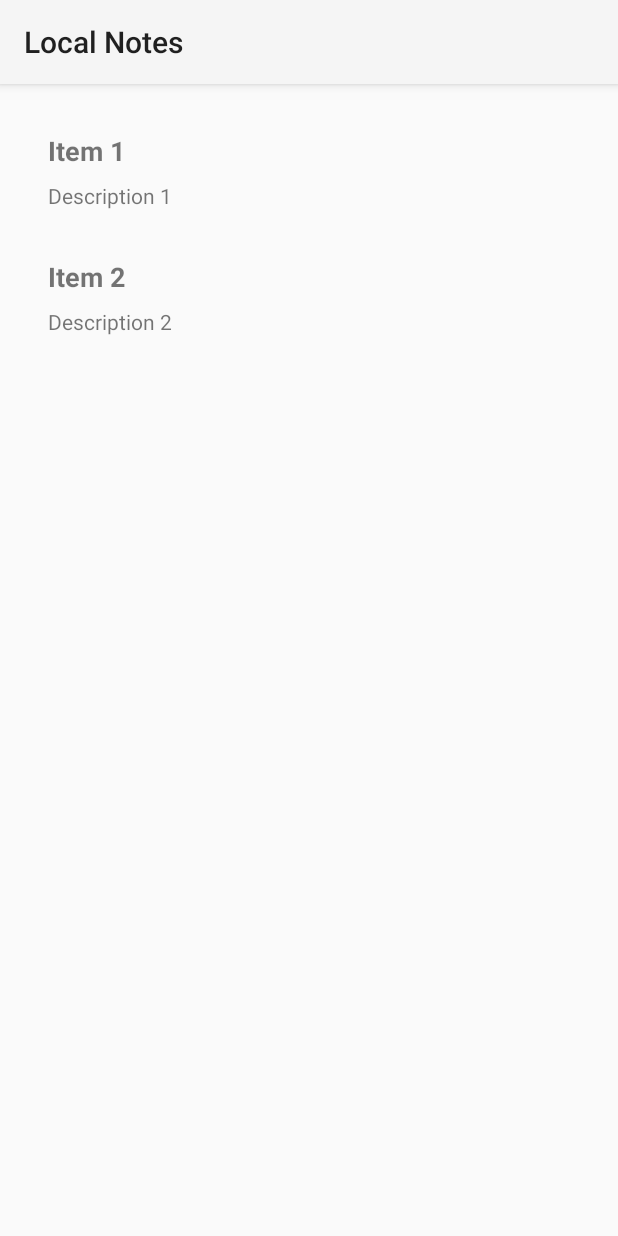
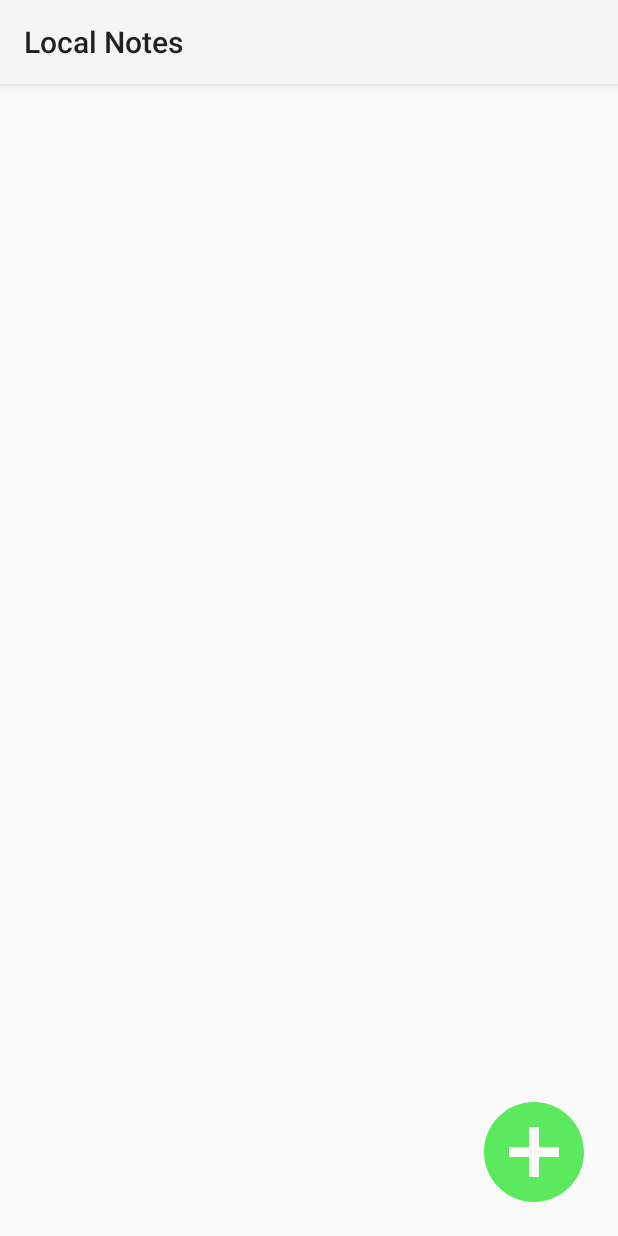
Before and after one commit to BermuXP/localnotes, an Android app built with Jetpack Compose: the screen it shows after launch (MainActivity), on a phone screen of 412 x 824 dp. Run offline under Robolectric (Android 15) with nearby library versions, the phone set to English and light mode, and no system bars.

Commit message:
Added rich text editor
- Added rounded button
- Added rounded button with plus
- Revamping findviews to be how Im used to it from java
- Added id to notedata
- Revamped `item` to `note` since its a note.. so it makes sense

```diff
--- a/app/build.gradle.kts
+++ b/app/build.gradle.kts
@@ -68,4 +68,5 @@ dependencies {
     debugImplementation("androidx.compose.ui:ui-tooling")
     debugImplementation("androidx.compose.ui:ui-test-manifest")
     implementation("androidx.sqlite:sqlite-ktx:2.4.0")
+    implementation("com.1gravity:android-rteditor:1.8.0")
 }
--- a/app/src/main/java/com/bermu/localnotes/MainActivity.kt
+++ b/app/src/main/java/com/bermu/localnotes/MainActivity.kt
@@ -1,10 +1,13 @@
 package com.bermu.localnotes
 
-import ItemData
+import NoteData
+import android.content.Intent
 import android.os.Bundle
+import android.widget.Button
 import androidx.appcompat.app.AppCompatActivity
 import androidx.recyclerview.widget.LinearLayoutManager
 import androidx.recyclerview.widget.RecyclerView
+import com.bermu.localnotes.db.NotesHandler
 
 class MainActivity : AppCompatActivity() {
 
@@ -12,15 +15,16 @@ class MainActivity : AppCompatActivity() {
         super.onCreate(savedInstanceState)
         setContentView(R.layout.activity_main)
 
-        val recyclerView: RecyclerView = findViewById(R.id.recyclerView)
+        val recyclerView = findViewById<RecyclerView>(R.id.recyclerView)
         recyclerView.layoutManager = LinearLayoutManager(this)
 
-        val items = listOf(
-            ItemData("Item 1", "Description 1"),
-            ItemData("Item 2", "Description 2"),
-        )
+        val noteList = NotesHandler(this).getAllData()
 
-        val adapter = NoteAdapter(this, items)
-        recyclerView.adapter = adapter
+        findViewById<Button>(R.id.addNoteButton).setOnClickListener {
+            val intent = Intent(this, NoteActivity::class.java)
+            startActivity(intent)
+        }
+
+        recyclerView.adapter = NoteAdapter(this, noteList)
     }
 }
--- a/app/src/main/java/com/bermu/localnotes/NoteAdapter.kt
+++ b/app/src/main/java/com/bermu/localnotes/NoteAdapter.kt
@@ -1,6 +1,6 @@
 package com.bermu.localnotes
 
-import ItemData
+import NoteData
 import android.content.Intent
 import android.view.LayoutInflater
 import android.view.View
@@ -10,7 +10,7 @@ import androidx.recyclerview.widget.RecyclerView
 
 import android.content.Context
 
-class NoteAdapter(private val context: Context, private val items: List<ItemData>) :
+class NoteAdapter(private val context: Context, private val items: List<NoteData>) :
     RecyclerView.Adapter<NoteAdapter.ItemViewHolder>() {
 
     override fun onCreateViewHolder(parent: ViewGroup, viewType: Int): ItemViewHolder {
@@ -26,9 +26,8 @@ class NoteAdapter(private val context: Context, private val items: List<ItemData
         holder.descriptionTextView.text = currentItem.description
 
         holder.itemView.setOnClickListener {
-            val intent = Intent(context, ItemOverviewActivity::class.java)
-            intent.putExtra("title", currentItem.title)
-            intent.putExtra("description", currentItem.description)
+            val intent = Intent(context, NoteActivity::class.java)
+            intent.putExtra("id", currentItem.id)
             context.startActivity(intent)
         }
     }
@@ -38,7 +37,7 @@ class NoteAdapter(private val context: Context, private val items: List<ItemData
     }
 
     class ItemViewHolder(itemView: View) : RecyclerView.ViewHolder(itemView) {
-        val titleTextView: TextView = itemView.findViewById(R.id.textTitle)
-        val descriptionTextView: TextView = itemView.findViewById(R.id.textDescription)
+        val titleTextView = itemView.findViewById<TextView>(R.id.textTitle)
+        val descriptionTextView = itemView.findViewById<TextView>(R.id.textDescription)
     }
 }
--- a/app/src/main/java/com/bermu/localnotes/NoteData.kt
+++ b/app/src/main/java/com/bermu/localnotes/NoteData.kt
@@ -1 +1 @@
-data class ItemData(val title: String, val description: String)
+data class NoteData(val id: Long, val title: String, val description: String)
--- /dev/null
+++ b/app/src/main/res/drawable-anydpi/ic_round_button.xml
@@ -0,0 +1,11 @@
+<vector xmlns:android="http://schemas.android.com/apk/res/android"
+    android:width="24dp"
+    android:height="24dp"
+    android:viewportWidth="24"
+    android:viewportHeight="24"
+    android:tint="#33E536"
+    android:alpha="0.8">
+  <path
+      android:fillColor="@android:color/white"
+      android:pathData="M12,2C6.48,2 2,6.48 2,12s4.48,10 10,10 10,-4.48 10,-10S17.52,2 12,2zM17,13h-4v4h-2v-4L7,13v-2h4L11,7h2v4h4v2z"/>
+</vector>
--- a/app/src/main/res/layout/activity_main.xml
+++ b/app/src/main/res/layout/activity_main.xml
@@ -1,6 +1,5 @@
 <!-- res/layout/activity_main.xml -->
-<RelativeLayout
-    xmlns:android="http://schemas.android.com/apk/res/android"
+<RelativeLayout xmlns:android="http://schemas.android.com/apk/res/android"
     android:layout_width="match_parent"
     android:layout_height="match_parent">
 
@@ -8,5 +7,14 @@
         android:id="@+id/recyclerView"
         android:layout_width="match_parent"
         android:layout_height="match_parent"
-        android:padding="16dp"/>
+        android:padding="16dp" />
+
+    <Button
+        android:id="@+id/addNoteButton"
+        android:layout_width="80dp"
+        android:layout_height="80dp"
+        android:layout_alignParentEnd="true"
+        android:layout_alignParentBottom="true"
+        android:layout_margin="16dp"
+        android:background="@drawable/ic_round_button" />
 </RelativeLayout>
--- a/app/src/main/res/values/colors.xml
+++ b/app/src/main/res/values/colors.xml
@@ -7,4 +7,5 @@
     <color name="teal_700">#FF018786</color>
     <color name="black">#FF000000</color>
     <color name="white">#FFFFFFFF</color>
+    <color name="green">#137813</color>
 </resources>
--- a/app/src/main/res/values/strings.xml
+++ b/app/src/main/res/values/strings.xml
@@ -3,4 +3,5 @@
     <string name="description_hint">Description</string>
     <string name="title_hint">Title</string>
     <string name="item_overview">Item overview</string>
+    <string name="save_note">Save note</string>
 </resources>
```
Also changed, not shown: app/src/main/AndroidManifest.xml (+8 -1 lines), app/src/main/java/com/bermu/localnotes/ItemOverviewActivity.kt (deleted, +0 -22 lines), app/src/main/java/com/bermu/localnotes/NoteActivity.kt (added, +66 -0 lines), app/src/main/java/com/bermu/localnotes/db/NotesHandler.kt (+42 -5 lines), app/src/main/res/drawable/rounded_button.xml (added, +9 -0 lines), app/src/main/res/layout/activity_item_overview.xml (+33 -8 lines), app/src/main/res/drawable-hdpi/ic_round_button.png (added), app/src/main/res/drawable-mdpi/ic_round_button.png (added), app/src/main/res/drawable-xhdpi/ic_round_button.png (added), app/src/main/res/drawable-xxhdpi/ic_round_button.png (added).
